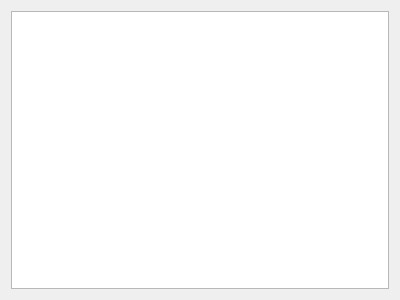
wenshuo-zh/qt-tcp, file Client/onlineuser.ui: the form before one commit.
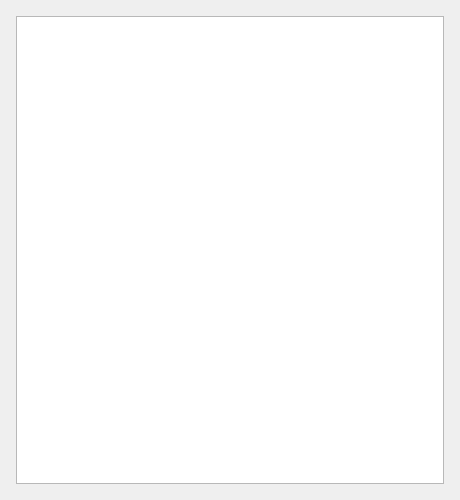
The form after the commit.

```diff
--- a/Client/onlineuser.ui
+++ b/Client/onlineuser.ui
@@ -6,14 +6,32 @@
    <rect>
     <x>0</x>
     <y>0</y>
-    <width>400</width>
-    <height>300</height>
+    <width>460</width>
+    <height>500</height>
    </rect>
   </property>
+  <property name="minimumSize">
+   <size>
+    <width>360</width>
+    <height>400</height>
+   </size>
+  </property>
   <property name="windowTitle">
    <string>Form</string>
   </property>
   <layout class="QVBoxLayout" name="verticalLayout">
+   <property name="leftMargin">
+    <number>16</number>
+   </property>
+   <property name="topMargin">
+    <number>16</number>
+   </property>
+   <property name="rightMargin">
+    <number>16</number>
+   </property>
+   <property name="bottomMargin">
+    <number>16</number>
+   </property>
    <item>
     <widget class="QListWidget" name="listWidget"/>
    </item>
```
Left out of the diff: 2 changed lines with no effect on the pictures.
